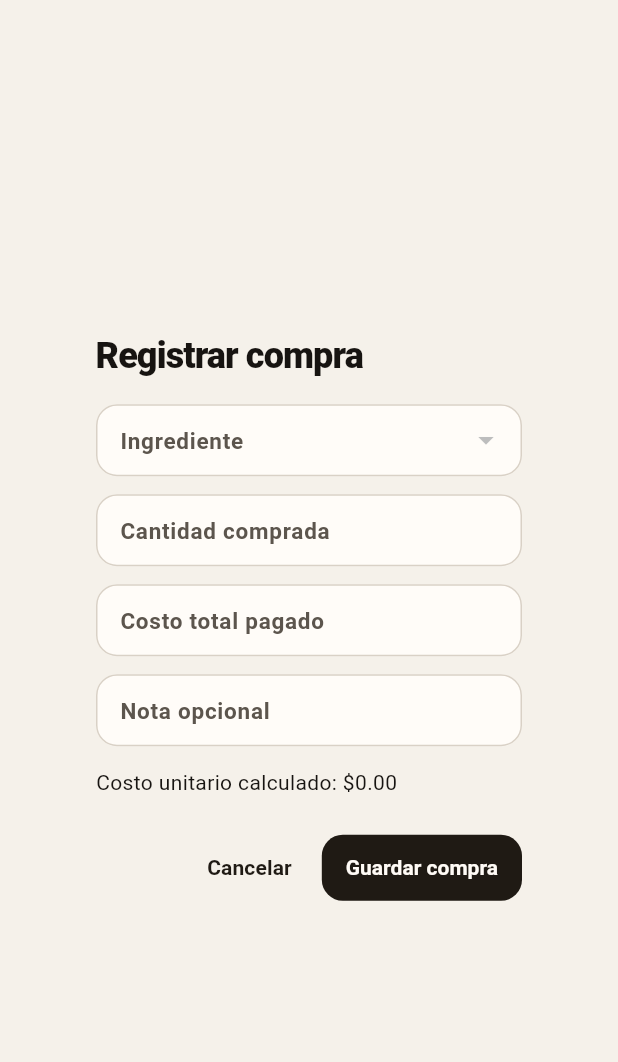
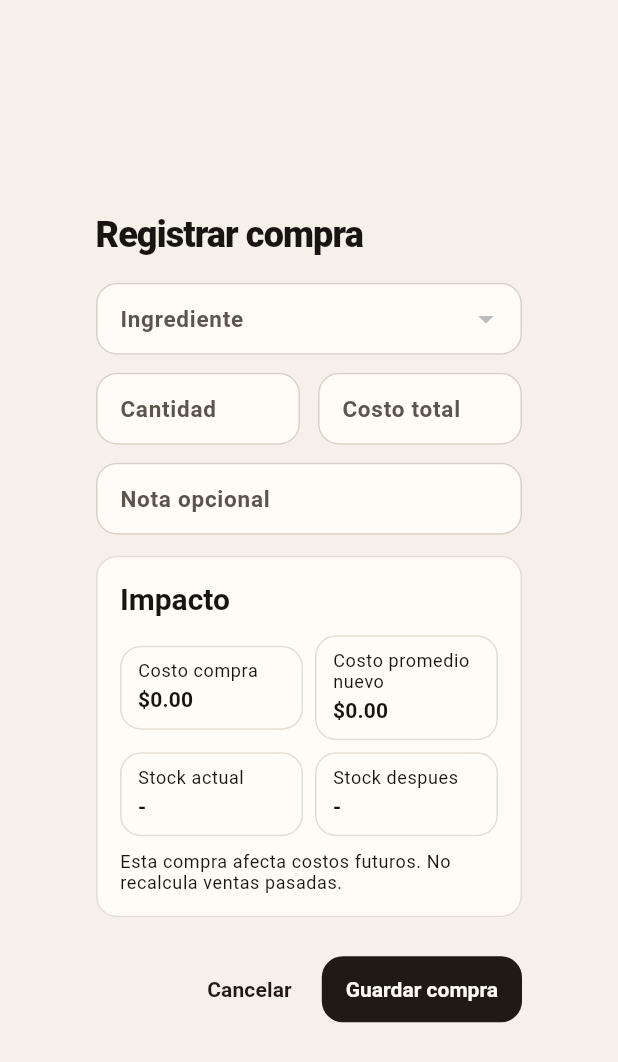
Before and after one commit to BrizueIa/bjburgers_app, a Flutter app: the _PurchaseDialog widget shown alone on an empty page, opened directly with empty values, on a phone screen of 412 x 824 dp. Shown: the top 1062 px of the screen. Run offline on Flutter 3.47's test engine with Material 3 defaults, Android fonts, the phone set to English and light mode, and no system bars; our stand-ins replace connectivity_plus, drift, flutter_dotenv, flutter_riverpod, go_router, share_plus and 2 more; accounts and stored records are empty; generated files the repository leaves out were written again.

Commit message:
feat: enhance purchase creation logic and update UI to reflect stock and cost changes

```diff
--- a/lib/features/compras/data/purchases_repository.dart
+++ b/lib/features/compras/data/purchases_repository.dart
@@ -49,10 +49,21 @@ class PurchasesRepository {
     required String? note,
   }) async {
     final now = DateTime.now();
-    final unitCost = totalCost / quantity;
     final purchaseId = _uuid.v4();
 
     await _database.transaction(() async {
+      final ingredient = await (_database.select(
+        _database.ingredients,
+      )..where((table) => table.id.equals(ingredientId))).getSingle();
+
+      final unitCost = totalCost / quantity;
+      final currentStock = ingredient.stockQuantity ?? 0;
+      final nextStock = currentStock + quantity;
+      final weightedUnitCost = currentStock <= 0
+          ? unitCost
+          : ((currentStock * ingredient.currentUnitCost) + totalCost) /
+                nextStock;
+
       await _database
           .into(_database.ingredientPurchases)
           .insert(
@@ -72,11 +83,28 @@ class PurchasesRepository {
         _database.ingredients,
       )..where((table) => table.id.equals(ingredientId))).write(
         IngredientsCompanion(
-          currentUnitCost: Value(unitCost),
+          currentUnitCost: Value(weightedUnitCost),
+          stockQuantity: Value(nextStock),
           updatedAt: Value(now),
         ),
       );
-    });
+
+      await _syncQueueService.enqueue(
+        entityType: 'ingredients',
+        entityId: ingredient.id,
+        operationType: 'upsert',
+        payload: {
+          'id': ingredient.id,
+          'name': ingredient.name,
+          'unit_name': ingredient.unitName,
+          'current_unit_cost': weightedUnitCost,
+          'stock_quantity': nextStock,
+          'is_active': ingredient.isActive,
+          'created_at': ingredient.createdAt.toUtc().toIso8601String(),
+          'updated_at': now.toUtc().toIso8601String(),
+          'deleted_at': ingredient.deletedAt?.toUtc().toIso8601String(),
+        },
+      );
 
       await _syncQueueService.enqueue(
         entityType: 'ingredient_purchases',
@@ -94,6 +122,7 @@ class PurchasesRepository {
           'updated_at': now.toUtc().toIso8601String(),
         },
       );
+    });
   }
 }
 
--- a/lib/features/compras/presentation/screens/compras_screen.dart
+++ b/lib/features/compras/presentation/screens/compras_screen.dart
@@ -174,16 +174,28 @@ class _PurchaseDialogState extends ConsumerState<_PurchaseDialog> {
 
   @override
   Widget build(BuildContext context) {
+    final selectedIngredient = widget.ingredients
+        .where((ingredient) => ingredient.id == _ingredientId)
+        .firstOrNull;
     final previewQuantity =
         double.tryParse(_quantityController.text.trim()) ?? 0;
     final previewTotal = double.tryParse(_totalController.text.trim()) ?? 0;
     final unitCost = previewQuantity > 0 ? previewTotal / previewQuantity : 0;
+    final currentStock = selectedIngredient?.stockQuantity ?? 0;
+    final nextStock = currentStock + previewQuantity;
+    final nextAverageCost = selectedIngredient == null || previewQuantity <= 0
+        ? 0
+        : currentStock <= 0
+        ? unitCost
+        : ((currentStock * selectedIngredient.currentUnitCost) + previewTotal) /
+              nextStock;
     final currency = NumberFormat.currency(locale: 'es_MX', symbol: r'$');
 
     return AlertDialog(
       title: const Text('Registrar compra'),
       content: SizedBox(
         width: 420,
+        child: SingleChildScrollView(
           child: Column(
             mainAxisSize: MainAxisSize.min,
             children: [
@@ -201,38 +213,96 @@ class _PurchaseDialogState extends ConsumerState<_PurchaseDialog> {
                 onChanged: (value) => setState(() => _ingredientId = value),
               ),
               const SizedBox(height: 12),
-            TextField(
+              Row(
+                children: [
+                  Expanded(
+                    child: TextField(
                       controller: _quantityController,
                       keyboardType: const TextInputType.numberWithOptions(
                         decimal: true,
                       ),
-              decoration: const InputDecoration(labelText: 'Cantidad comprada'),
+                      decoration: InputDecoration(
+                        labelText: selectedIngredient == null
+                            ? 'Cantidad'
+                            : 'Cantidad (${selectedIngredient.unitName})',
+                      ),
                       onChanged: (_) => setState(() {}),
                     ),
-            const SizedBox(height: 12),
-            TextField(
+                  ),
+                  const SizedBox(width: 12),
+                  Expanded(
+                    child: TextField(
                       controller: _totalController,
                       keyboardType: const TextInputType.numberWithOptions(
                         decimal: true,
                       ),
                       decoration: const InputDecoration(
-                labelText: 'Costo total pagado',
+                        labelText: 'Costo total',
                       ),
                       onChanged: (_) => setState(() {}),
+                    ),
+                  ),
+                ],
               ),
               const SizedBox(height: 12),
               TextField(
                 controller: _noteController,
                 decoration: const InputDecoration(labelText: 'Nota opcional'),
               ),
-            const SizedBox(height: 16),
-            Align(
-              alignment: Alignment.centerLeft,
-              child: Text(
-                'Costo unitario calculado: ${currency.format(unitCost)}',
+              const SizedBox(height: 14),
+              AppSectionCard(
+                title: 'Impacto',
+                child: Column(
+                  children: [
+                    Row(
+                      children: [
+                        Expanded(
+                          child: AppMiniStatCard(
+                            label: 'Costo compra',
+                            value: currency.format(unitCost),
+                          ),
+                        ),
+                        const SizedBox(width: 8),
+                        Expanded(
+                          child: AppMiniStatCard(
+                            label: 'Costo promedio nuevo',
+                            value: currency.format(nextAverageCost),
                           ),
                         ),
                       ],
+                    ),
+                    const SizedBox(height: 8),
+                    Row(
+                      children: [
+                        Expanded(
+                          child: AppMiniStatCard(
+                            label: 'Stock actual',
+                            value: selectedIngredient == null
+                                ? '-'
+                                : currentStock.toStringAsFixed(2),
+                          ),
+                        ),
+                        const SizedBox(width: 8),
+                        Expanded(
+                          child: AppMiniStatCard(
+                            label: 'Stock despues',
+                            value: selectedIngredient == null
+                                ? '-'
+                                : nextStock.toStringAsFixed(2),
+                          ),
+                        ),
+                      ],
+                    ),
+                    const SizedBox(height: 10),
+                    Text(
+                      'Esta compra afecta costos futuros. No recalcula ventas pasadas.',
+                      style: Theme.of(context).textTheme.bodySmall,
+                    ),
+                  ],
+                ),
+              ),
+            ],
+          ),
         ),
       ),
       actions: [
```
Lines whose indentation alone changed are shown as unchanged.
